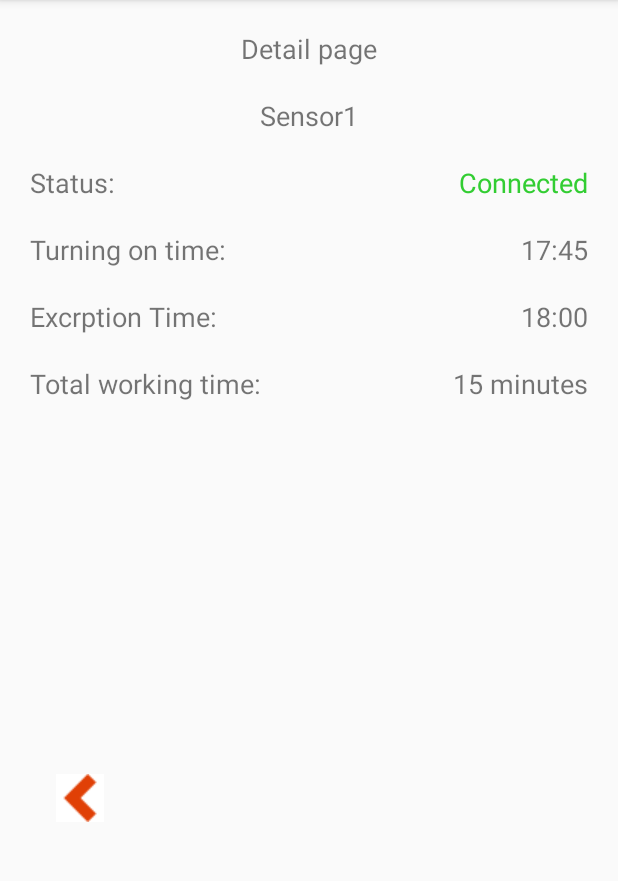
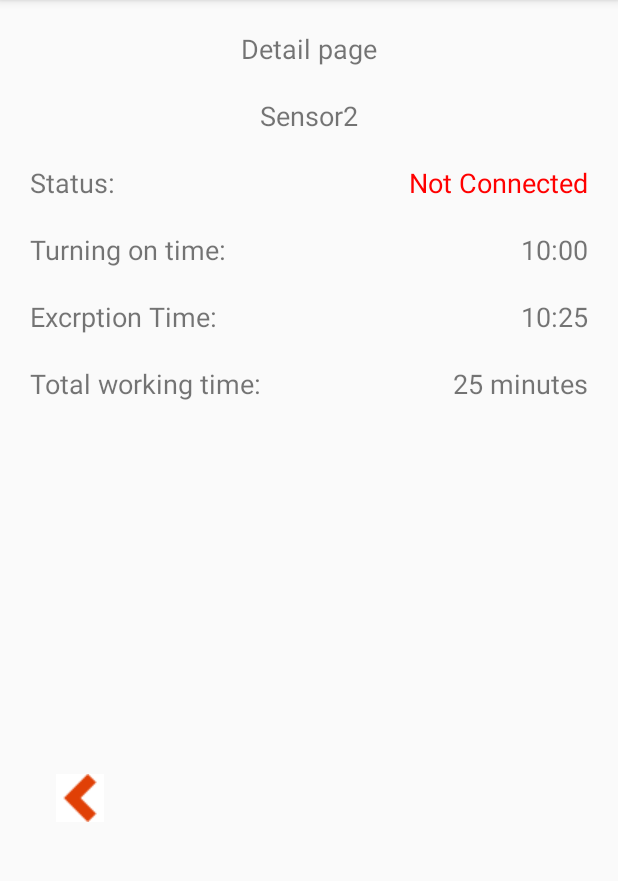
Before and after one commit to Command50/IoT-project, an Android app: the screen it shows after launch (DetailPageActivivty before the commit, DetailPageActivityTwo after it), after a tap on an icon or button, on a phone screen of 412 x 824 dp, the part 84-965 px from its top. Run offline under Robolectric (Android 15) with nearby library versions, the phone set to English and light mode, and no system bars.

Commit message:
Fix XML, add two activivty for sensor

```diff
--- a/app/src/main/AndroidManifest.xml
+++ b/app/src/main/AndroidManifest.xml
@@ -9,7 +9,8 @@
         android:roundIcon="@mipmap/ic_launcher_round"
         android:supportsRtl="true"
         android:theme="@style/AppTheme">
-        <activity android:name=".DetailPageActivivty"></activity>
+        <activity android:name=".DetailPageActivivty"/>
+        <activity android:name=".DetailPageActivityTwo"/>
         <activity android:name=".ListSensorsActivity">
             <intent-filter>
                 <action android:name="android.intent.action.MAIN" />
--- /dev/null
+++ b/app/src/main/java/com/example/maksy/testproject/DetailPageActivityTwo.java
@@ -0,0 +1,20 @@
+package com.example.maksy.testproject;
+
+import android.content.Intent;
+import android.os.Bundle;
+import android.support.annotation.Nullable;
+import android.support.v7.app.AppCompatActivity;
+import android.view.View;
+
+public class DetailPageActivityTwo  extends AppCompatActivity {
+    @Override
+    protected void onCreate(@Nullable Bundle savedInstanceState) {
+        super.onCreate(savedInstanceState);
+        setContentView(R.layout.activity_detail_page_two);
+    }
+
+    public void backToList(View view) {
+        Intent intent = new Intent(DetailPageActivityTwo.this, ListSensorsActivity.class);
+        startActivity(intent);
+    }
+}
--- a/app/src/main/java/com/example/maksy/testproject/ListSensorsActivity.java
+++ b/app/src/main/java/com/example/maksy/testproject/ListSensorsActivity.java
@@ -4,6 +4,7 @@ import android.content.Intent;
 import android.support.v7.app.AppCompatActivity;
 import android.os.Bundle;
 import android.view.View;
+import android.widget.TextView;
 
 public class ListSensorsActivity extends AppCompatActivity {
 
@@ -11,9 +12,15 @@ public class ListSensorsActivity extends AppCompatActivity {
     protected void onCreate(Bundle savedInstanceState) {
         super.onCreate(savedInstanceState);
         setContentView(R.layout.activity_list_sensors);
+
+
     }
     public void onDetailPage(View view) {
         Intent intent = new Intent(ListSensorsActivity.this, DetailPageActivivty.class);
         startActivity(intent);
     }
+    public void onDetailPageTwo (View view) {
+        Intent intent = new Intent(ListSensorsActivity.this, DetailPageActivityTwo.class);
+        startActivity(intent);
+    }
 }
--- /dev/null
+++ b/app/src/main/res/layout/activity_detail_page_two.xml
@@ -0,0 +1,150 @@
+<?xml version="1.0" encoding="utf-8"?>
+<LinearLayout xmlns:android="http://schemas.android.com/apk/res/android"
+    xmlns:app="http://schemas.android.com/apk/res-auto"
+    android:orientation="vertical" android:layout_width="match_parent"
+    android:layout_height="wrap_content">
+    <TextView
+        android:layout_width="wrap_content"
+        android:layout_height="wrap_content"
+        android:text="Detail page"
+        android:textSize="18sp"
+        android:layout_marginTop="20dp"
+        android:layout_gravity="center"/>
+    <TextView
+        android:layout_width="wrap_content"
+        android:layout_height="wrap_content"
+        android:text="Sensor2"
+        android:textSize="18sp"
+        android:layout_marginTop="20dp"
+        android:layout_gravity="center"/>
+    <LinearLayout
+        android:layout_width="match_parent"
+        android:layout_height="wrap_content"
+        android:layout_marginTop="20dp"
+        android:orientation="horizontal">
+
+        <TextView
+            android:id="@+id/textView7"
+            android:layout_width="wrap_content"
+            android:layout_height="wrap_content"
+            android:layout_marginLeft="20dp"
+            android:layout_weight="1"
+            android:text="Status:"
+            android:textSize="18sp" />
+
+        <TextView
+            android:id="@+id/textView6"
+            android:layout_width="wrap_content"
+            android:layout_height="wrap_content"
+            android:layout_marginRight="20dp"
+            android:layout_weight="1"
+            android:gravity="right"
+            android:text="Not Connected"
+            android:textColor="@color/red"
+            android:textSize="18sp" />
+
+    </LinearLayout>
+
+    <LinearLayout
+        android:layout_width="match_parent"
+        android:layout_height="wrap_content"
+        android:layout_marginTop="20dp"
+        android:layout_weight="1"
+        android:orientation="horizontal">
+
+        <TextView
+            android:id="@+id/textView9"
+            android:layout_width="wrap_content"
+            android:layout_height="wrap_content"
+            android:layout_marginLeft="20dp"
+            android:layout_weight="1"
+            android:text="Turning on time:"
+            android:textSize="18sp" />
+
+        <TextView
+            android:id="@+id/textView8"
+            android:layout_width="wrap_content"
+            android:layout_height="wrap_content"
+            android:layout_marginRight="20dp"
+            android:layout_weight="1"
+            android:gravity="right"
+            android:text="10:00"
+            android:textSize="18sp" />
+
+
+    </LinearLayout>
+
+    <LinearLayout
+        android:layout_marginTop="20dp"
+        android:layout_width="match_parent"
+        android:layout_height="wrap_content"
+        android:layout_weight="1"
+        android:orientation="horizontal">
+
+        <TextView
+            android:id="@+id/textView11"
+            android:layout_width="wrap_content"
+            android:layout_height="wrap_content"
+            android:layout_weight="1"
+            android:text="Excrption Time:"
+            android:textSize="18sp"
+            android:layout_marginLeft="20dp"/>
+
+        <TextView
+            android:id="@+id/textView10"
+            android:layout_width="wrap_content"
+            android:layout_height="wrap_content"
+            android:layout_weight="1"
+            android:text="10:25"
+            android:textSize="18sp"
+            android:gravity="right"
+            android:layout_marginRight="20dp"/>
+    </LinearLayout>
+    <LinearLayout
+        android:layout_marginTop="20dp"
+        android:layout_width="match_parent"
+        android:layout_height="wrap_content"
+        android:layout_weight="1"
+        android:orientation="horizontal">
+
+        <TextView
+            android:id="@+id/textView12"
+            android:layout_width="wrap_content"
+            android:layout_height="wrap_content"
+            android:layout_weight="1"
+            android:text="Total working time:"
+            android:textSize="18sp"
+            android:layout_marginLeft="20dp"/>
+
+        <TextView
+            android:id="@+id/textView13"
+            android:layout_width="wrap_content"
+            android:layout_height="wrap_content"
+            android:layout_weight="1"
+            android:text="25 minutes"
+            android:textSize="18sp"
+            android:gravity="right"
+            android:layout_marginRight="20dp"/>
+
+    </LinearLayout>
+
+    <RelativeLayout
+        android:layout_width="match_parent"
+        android:layout_height="309dp"
+        android:layout_weight="1">
+
+        <ImageButton
+            android:id="@+id/imageButton4"
+            android:layout_width="wrap_content"
+            android:layout_height="wrap_content"
+            android:layout_alignParentBottom="true"
+            android:layout_alignParentLeft="true"
+            android:layout_marginBottom="29dp"
+            android:layout_marginLeft="37dp"
+            android:background="@color/white"
+            app:srcCompat="@drawable/button_back"
+            android:onClick="backToList"/>
+    </RelativeLayout>
+
+
+</LinearLayout>
--- a/app/src/main/res/layout/activity_list_sensors.xml
+++ b/app/src/main/res/layout/activity_list_sensors.xml
@@ -15,22 +15,26 @@
         android:layout_alignParentTop="true"
         android:layout_centerHorizontal="true"
         android:layout_marginTop="25dp"
-        android:text="List Sensors"
+        android:text="@string/list_sensors"
         android:textSize="20sp" />
 
     <RelativeLayout
         android:layout_width="match_parent"
         android:layout_height="match_parent"
         android:layout_alignParentLeft="true"
+        android:layout_alignParentStart="true"
         android:layout_alignParentTop="true">
 
         <ImageView
+            android:contentDescription="@string/content_description"
             android:id="@+id/imageView2"
             android:layout_width="wrap_content"
             android:layout_height="wrap_content"
             android:layout_alignParentLeft="true"
+            android:layout_alignParentStart="true"
             android:layout_alignTop="@+id/textView3"
             android:layout_marginLeft="51dp"
+            android:layout_marginStart="51dp"
             app:srcCompat="@drawable/hot_temperature" />
 
         <TextView
@@ -38,28 +42,35 @@
             android:layout_width="wrap_content"
             android:layout_height="wrap_content"
             android:layout_alignParentLeft="true"
-            android:layout_alignTop="@+id/textView"
+            android:layout_alignParentStart="true"
+            android:layout_alignTop="@+id/textSensor1Temperature"
             android:layout_marginLeft="98dp"
-            android:text="Sensor1"
+            android:layout_marginStart="98dp"
+            android:text="@string/sensor_one"
             android:textSize="18sp" />
 
         <TextView
-            android:id="@+id/textView"
+            android:id="@+id/textSensor1Temperature"
             android:layout_width="wrap_content"
             android:layout_height="wrap_content"
             android:layout_alignParentLeft="true"
+            android:layout_alignParentStart="true"
             android:layout_marginLeft="24dp"
+            android:layout_marginStart="24dp"
             android:layout_marginTop="71dp"
             android:text="35"
             android:textSize="18sp" />
 
         <ImageButton
+
             android:id="@+id/imageButton"
             android:layout_width="wrap_content"
             android:layout_height="wrap_content"
             android:layout_alignBottom="@+id/textView3"
             android:layout_alignParentRight="true"
+            android:layout_alignParentEnd="true"
             android:layout_marginRight="37dp"
+            android:layout_marginEnd="37dp"
             android:background="@color/white"
             app:srcCompat="@drawable/button"
             android:onClick="onDetailPage"/>
@@ -70,24 +81,30 @@
         android:layout_width="match_parent"
         android:layout_height="match_parent"
         android:layout_alignParentLeft="true"
+        android:layout_alignParentStart="true"
         android:layout_alignParentTop="true">
 
         <ImageView
+            android:contentDescription="@string/content_description_cold"
             android:id="@+id/imageView3"
             android:layout_width="wrap_content"
             android:layout_height="wrap_content"
             android:layout_alignParentLeft="true"
-            android:layout_alignTop="@+id/textView4"
+            android:layout_alignParentStart="true"
+            android:layout_alignTop="@+id/textSensor2Temperature"
             android:layout_marginLeft="51dp"
+            android:layout_marginStart="51dp"
             app:srcCompat="@drawable/cold_temperature" />
 
         <TextView
-            android:id="@+id/textView4"
+            android:id="@+id/textSensor2Temperature"
             android:layout_width="wrap_content"
             android:layout_height="wrap_content"
             android:layout_alignParentLeft="true"
+            android:layout_alignParentStart="true"
             android:layout_alignParentTop="true"
             android:layout_marginLeft="24dp"
+            android:layout_marginStart="24dp"
             android:layout_marginTop="133dp"
             android:text="15"
             android:textSize="18sp" />
@@ -97,8 +114,10 @@
             android:layout_width="wrap_content"
             android:layout_height="wrap_content"
             android:layout_alignParentLeft="true"
-            android:layout_alignTop="@+id/textView4"
+            android:layout_alignParentStart="true"
+            android:layout_alignTop="@+id/textSensor2Temperature"
             android:layout_marginLeft="98dp"
+            android:layout_marginStart="98dp"
             android:text="Sensor2"
             android:textSize="18sp" />
 
@@ -111,7 +130,7 @@
             android:layout_marginRight="37dp"
             android:background="@color/white"
             app:srcCompat="@drawable/button"
-            android:onClick="onDetailPage"/>
+            android:onClick="onDetailPageTwo"/>
 
     </RelativeLayout>
 </RelativeLayout>
--- a/app/src/main/res/values/colors.xml
+++ b/app/src/main/res/values/colors.xml
@@ -5,4 +5,5 @@
     <color name="colorAccent">#FF4081</color>
     <color name="white">#ffffff</color>
     <color name="limegreen">#32CD32</color>
+    <color name="red">#FF0000</color>
 </resources>
--- a/app/src/main/res/values/strings.xml
+++ b/app/src/main/res/values/strings.xml
@@ -1,3 +1,12 @@
 <resources>
+
+    <!-- Main Screen -->
     <string name="app_name">TestProject</string>
+    <string name="list_sensors">List Sensors</string>
+    <string name="sensor_one">Sensor 1</string>
+
+    <!-- -->
+    <string name="content_description_cold">Cold Temperature</string>
+    <string name = "content_description">Hot temperature</string>
+
 </resources>
```
